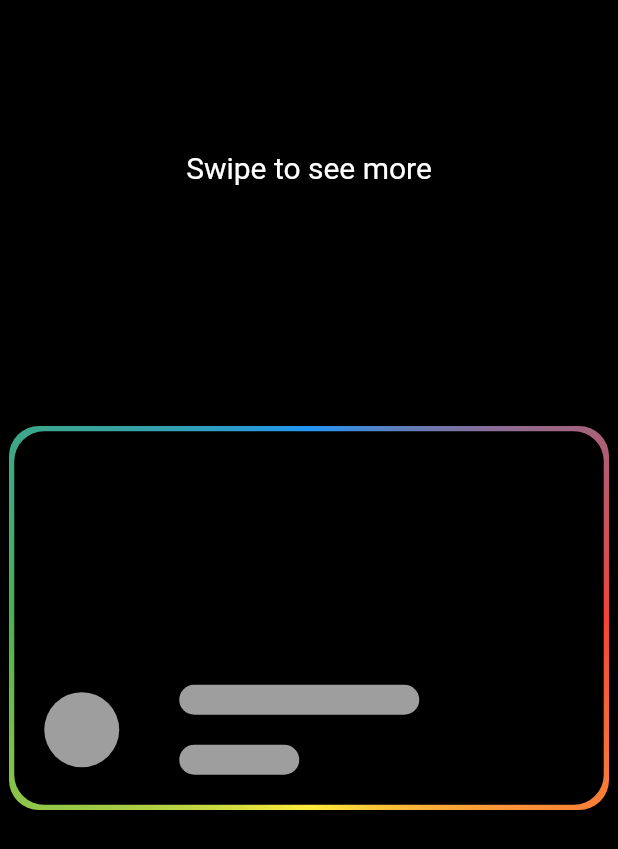
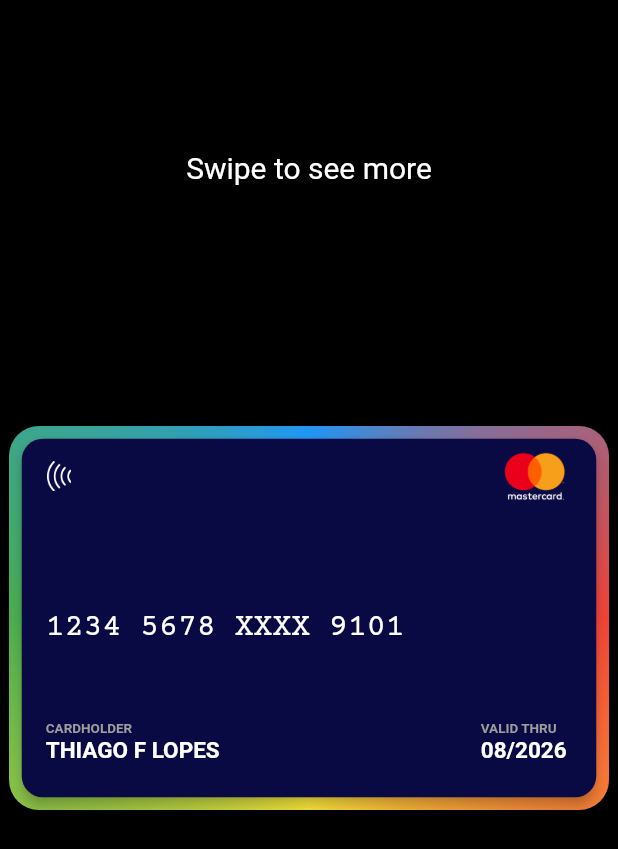
Before and after one commit to thiagolop/animation, a Flutter app: the screen it shows after launch, on a phone screen of 412 x 824 dp. Shown: the top 849 px of the screen. Run offline on Flutter 3.47's test engine with Material 2 defaults, Android fonts, the phone set to English and light mode, and no system bars.

Commit message:
add card

```diff
--- /dev/null
+++ b/lib/card/widgets/build_card.dart
@@ -0,0 +1,17 @@
+import 'package:flutter/material.dart';
+import 'build_card_credito.dart';
+
+class CreditCardPage extends StatelessWidget {
+  final  double cardHeight;
+  final double cardWidth;
+  const CreditCardPage({Key? key, required this.cardHeight, required this.cardWidth}) : super(key: key);
+  @override
+  Widget build(BuildContext context) {
+    return Container(
+      height: cardHeight,
+      width: cardWidth,
+      padding: const EdgeInsets.all(1),
+      child: const BuidCreditCard(color: Color(0xFF090943), cardExpiration: '08/2026', cardHolder: 'THIAGO F LOPES', cardNumber: '1234 5678 XXXX 9101'),
+    );
+  }
+}
--- /dev/null
+++ b/lib/card/widgets/build_card_credito.dart
@@ -0,0 +1,63 @@
+import 'package:flutter/material.dart';
+
+import 'build_details_block.dart';
+import 'build_logo_block.dart';
+
+class BuidCreditCard extends StatelessWidget {
+  const BuidCreditCard({
+    Key? key,
+    required this.color,
+    required this.cardNumber,
+    required this.cardHolder,
+    required this.cardExpiration,
+  }) : super(key: key);
+  final Color color;
+  final String cardNumber;
+  final String cardHolder;
+  final String cardExpiration;
+  @override
+  Widget build(BuildContext context) {
+    return Card(
+      elevation: 4,
+      color: color,
+      shape: RoundedRectangleBorder(
+        borderRadius: BorderRadius.circular(14),
+      ),
+      child: Container(
+        height: 200,
+        padding: const EdgeInsets.only(left: 16, right: 16, bottom: 22),
+        child: Column(
+          crossAxisAlignment: CrossAxisAlignment.start,
+          mainAxisAlignment: MainAxisAlignment.spaceBetween,
+          children: <Widget>[
+            const BuidLogoBlock(),
+            Padding(
+              padding: const EdgeInsets.only(top: 16.0),
+              child: Text(
+                '$cardNumber ',
+                style: const TextStyle(
+                  color: Colors.white,
+                  fontSize: 21,
+                  fontFamily: 'CourrierPrime',
+                ),
+              ),
+            ),
+            Row(
+              mainAxisAlignment: MainAxisAlignment.spaceBetween,
+              children: <Widget>[
+                BuidDetailsBlock(
+                  label: 'CARDHOLDER',
+                  value: cardHolder,
+                ),
+                BuidDetailsBlock(
+                  label: 'VALID THRU',
+                  value: cardExpiration,
+                ),
+              ],
+            )
+          ],
+        ),
+      ),
+    );
+  }
+}
--- /dev/null
+++ b/lib/card/widgets/build_details_block.dart
@@ -0,0 +1,25 @@
+import 'package:flutter/material.dart';
+
+class BuidDetailsBlock extends StatelessWidget {
+  const BuidDetailsBlock({Key? key, required this.label, required this.value}) : super(key: key);
+  final String label;
+  final String value;
+  @override
+  Widget build(BuildContext context) {
+    return Column(
+    crossAxisAlignment: CrossAxisAlignment.start,
+    children: <Widget>[
+      Text(
+        '$label ',
+        style: const TextStyle(
+            color: Colors.grey, fontSize: 9, fontWeight: FontWeight.bold),
+      ),
+      Text(
+        '$value ',
+        style: const TextStyle(
+            color: Colors.white, fontSize: 15, fontWeight: FontWeight.bold),
+      ),
+    ],
+  );
+  }
+}
--- /dev/null
+++ b/lib/card/widgets/build_logo_block.dart
@@ -0,0 +1,24 @@
+import 'package:flutter/material.dart';
+
+class BuidLogoBlock extends StatelessWidget {
+  const BuidLogoBlock({Key? key}) : super(key: key);
+
+  @override
+  Widget build(BuildContext context) {
+    return Row(
+    mainAxisAlignment: MainAxisAlignment.spaceBetween,
+    children: [
+      Image.asset(
+        'assets/imagens/contact_less.png',
+        height: 20,
+        width: 18,
+      ),
+      Image.asset(
+        'assets/imagens/mastercard.png',
+        height: 50,
+        width: 50,
+      )
+    ],
+  );
+  }
+}
--- a/lib/home_page.dart
+++ b/lib/home_page.dart
@@ -1,4 +1,6 @@
 import 'package:flutter/material.dart';
+
+import 'card/widgets/build_card.dart';
 
 class HomePage extends StatefulWidget {
   const HomePage({super.key});
@@ -69,55 +71,9 @@ class _HomePageState extends State<HomePage> {
                     location = Offset.zero;
                     setState(() {});
                   },
-                  child: Container(
-                    height: cardHeight,
-                    width: cardWidth,
-                    decoration: const BoxDecoration(
-                      color: Colors.black,
-                      borderRadius: BorderRadius.all(Radius.circular(20)),
-                    ),
-                    child: Padding(
-                      padding: const EdgeInsets.only(bottom: 20, left: 20),
-                      child: Align(
-                        alignment: Alignment.bottomCenter,
-                        child: Row(
-                          children: [
-                            Container(
-                              height: 50,
-                              width: 50,
-                              decoration: BoxDecoration(
-                                color: Colors.grey.shade500,
-                                shape: BoxShape.circle,
-                              ),
-                            ),
-                            const SizedBox(width: 40),
-                            Column(
-                              crossAxisAlignment: CrossAxisAlignment.start,
-                              mainAxisSize: MainAxisSize.min,
-                              children: [
-                                Container(
-                                  height: 20,
-                                  width: 80 * 2,
-                                  decoration: BoxDecoration(
-                                    color: Colors.grey.shade500,
-                                    borderRadius: const BorderRadius.all(Radius.circular(20)),
-                                  ),
-                                ),
-                                const SizedBox(height: 20),
-                                Container(
-                                  height: 20,
-                                  width: 80,
-                                  decoration: BoxDecoration(
-                                    color: Colors.grey.shade500,
-                                    borderRadius: const BorderRadius.all(Radius.circular(20)),
-                                  ),
-                                ),
-                              ],
-                            )
-                          ],
-                        ),
-                      ),
-                    ),
+                  child: CreditCardPage(
+                    cardHeight: cardHeight,
+                    cardWidth: cardWidth,
                   ),
                 ),
               ),
--- a/lib/main.dart
+++ b/lib/main.dart
@@ -1,5 +1,4 @@
 import 'package:flutter/material.dart';
-
 import 'home_page.dart';
 
 void main() {
```
Also changed, not shown: pubspec.yaml (+12 -7 lines), assets/fonts/CourierPrime-Regular.ttf (added), assets/fonts/Lato-Bold.ttf (added), assets/fonts/Lato-Regular.ttf (added), assets/imagens/contact_less.png (added), assets/imagens/mastercard.png (added).
